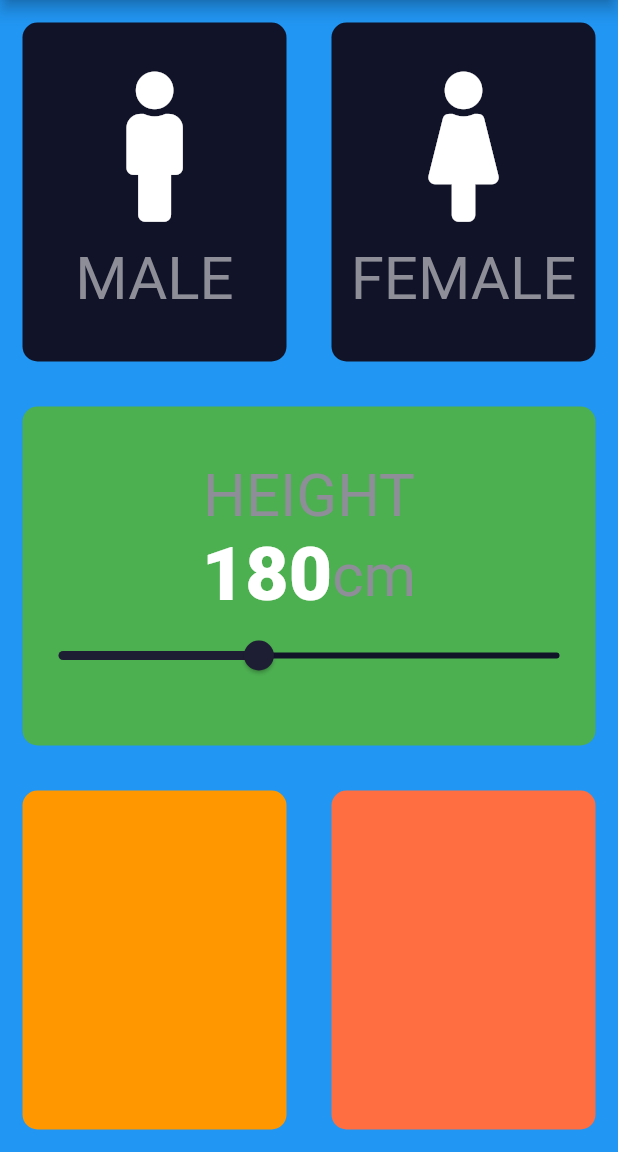
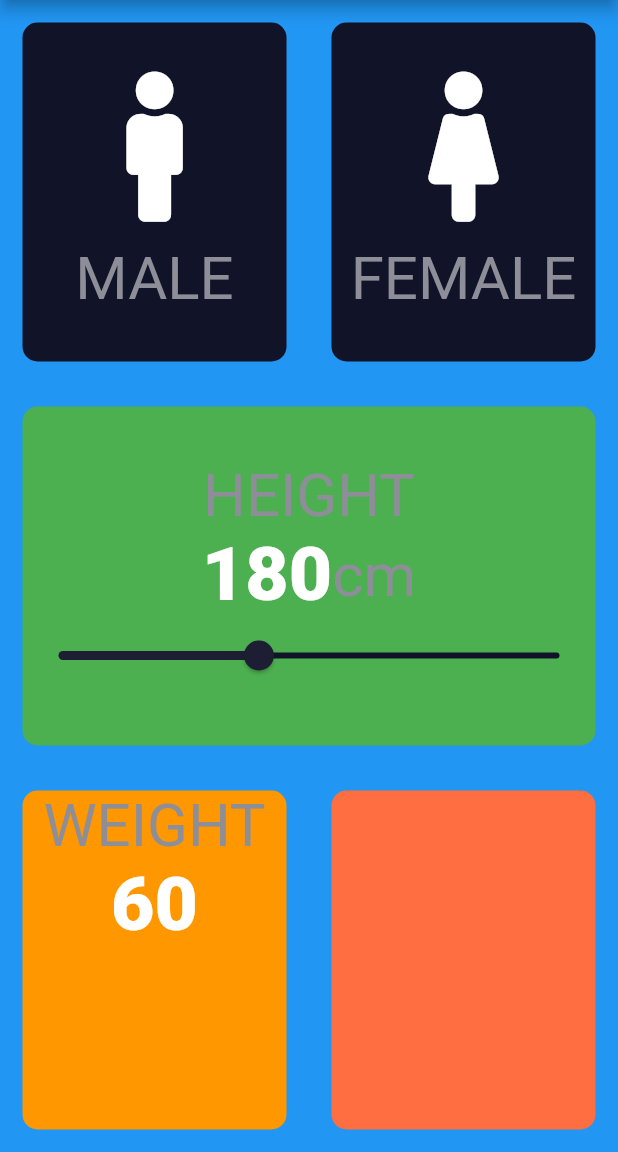
Before and after one commit to MariamTayyab/bmi_calculator, a Flutter app: the screen it shows after launch, on a phone screen of 412 x 824 dp, the part 84-1236 px from its top. Run offline on Flutter 3.47's test engine with Material 2 defaults, Android fonts, the phone set to English and light mode, and no system bars; our stand-ins replace font_awesome_flutter.

Commit message:
lec 66( last widgets without allignment)

```diff
--- a/lib/input_page.dart
+++ b/lib/input_page.dart
@@ -19,6 +19,7 @@ class _InputPageState extends State<InputPage> {
 
   Gender selectedGender;
   int SliderHeight= 180;
+  int SliderWeight=60;
 
 
 
@@ -118,6 +119,19 @@ class _InputPageState extends State<InputPage> {
           children: [
           Expanded(child:  RefactorContainerCode(
             Colors: Colors.orange,
+            CardWidget: Column(
+              children: <Widget>[
+                Text('WEIGHT',
+                style: klabelstyle,
+                ),
+                Text(
+                    SliderWeight.toString(),
+                  style: kNumberStyle,
+
+                )
+
+              ],
+            ),
           ),),
           Expanded(child:  RefactorContainerCode(
             Colors: Colors.deepOrangeAccent,
```
